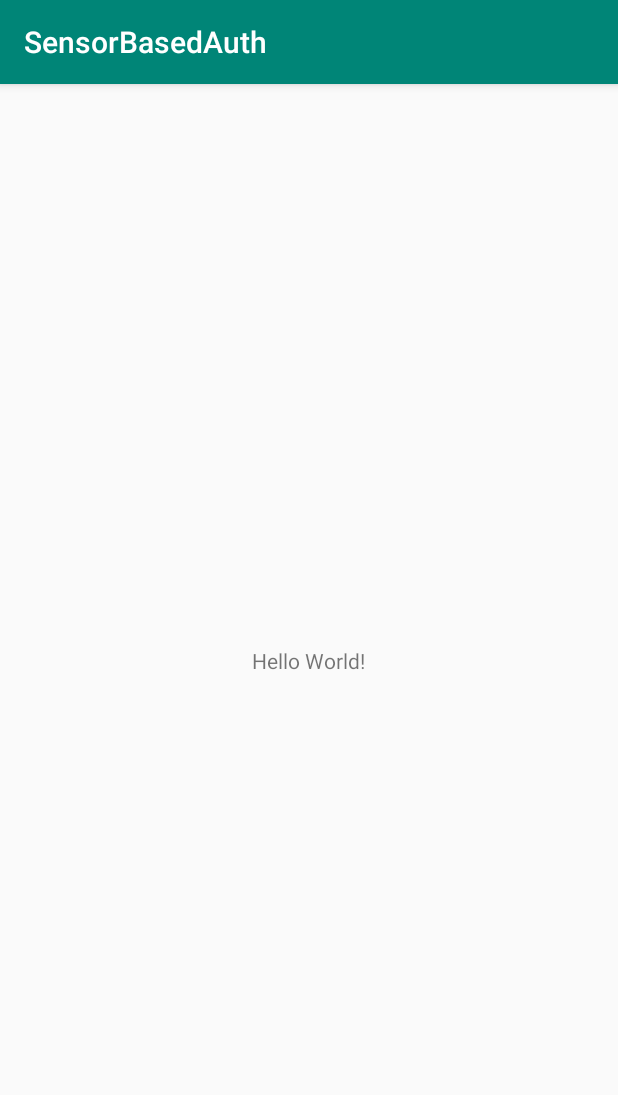
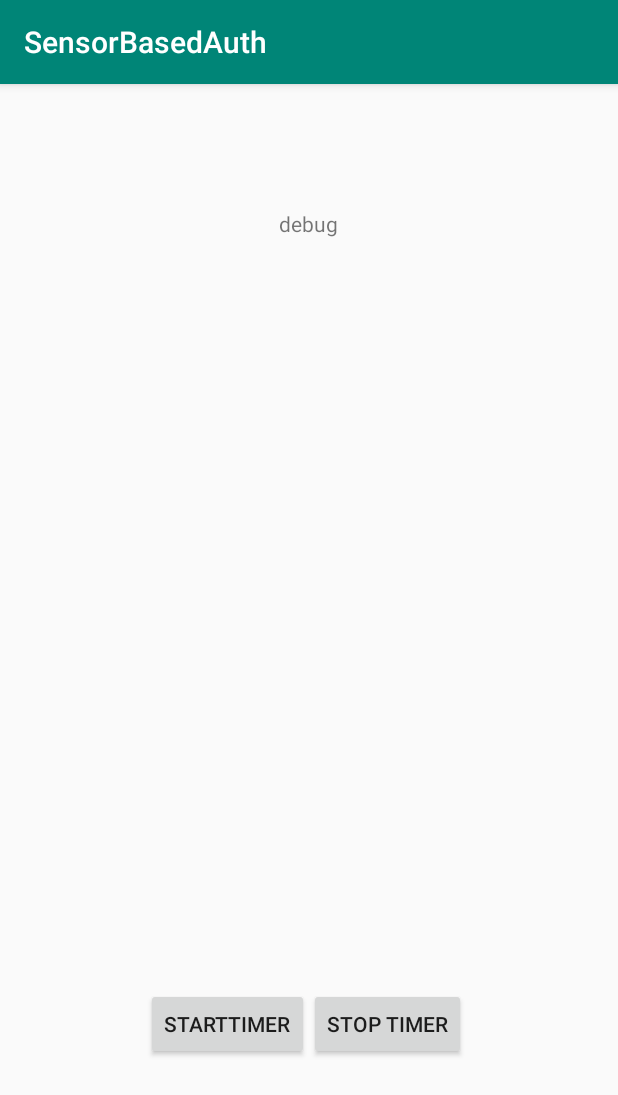
Before and after one commit to KarimM7mad/SensorBasedAuth, an Android app: the screen it shows after launch (MainActivity), on a phone screen of 412 x 824 dp. Shown: the top 1095 px of the screen. Run offline under Robolectric (Android 15) with nearby library versions, the phone set to English and light mode, and no system bars.

Commit message:
main process done

```diff
--- a/app/src/main/java/com/example/karimm7mad/sensorbasedauth/MainActivity.java
+++ b/app/src/main/java/com/example/karimm7mad/sensorbasedauth/MainActivity.java
@@ -1,55 +1,118 @@
 package com.example.karimm7mad.sensorbasedauth;
 
 import android.content.Context;
+import android.content.pm.ActivityInfo;
 import android.hardware.Sensor;
 import android.hardware.SensorEvent;
 import android.hardware.SensorEventListener;
 import android.hardware.SensorManager;
+import android.os.CountDownTimer;
 import android.support.v7.app.AppCompatActivity;
 import android.os.Bundle;
 import android.util.Log;
+import android.view.View;
+import android.widget.Button;
 import android.widget.TextView;
-import android.widget.Toast;
-
-import java.util.List;
 
 public class MainActivity extends AppCompatActivity implements SensorEventListener {
 
 
-    public TextView msgTxt,debugTxt;
+    public TextView msgTxt, debugTxt, sensorReadingTxt;
+    public Button startTimerBtn, stopTimerBtn;
+    public CountDownTimer downTimer;
     private SensorManager sensMan;
     private Sensor linSensor;
+    public int numOfShakesInInterval;
+
+    public final float minThresholdX = 20;
+    public final float minThresholdY = 20;
+
+    public final float maxThresholdX = 50;
+    public final float maxThresholdY = 30;
+
+    //data for sensor changes
+    public float diffX = 0;
+    public float diffY = 0;
+    public long prevTimeStamp;
+
+    public float prevX = 0;
+    public float prevY = 0;
+
+
+
+    // variables for shake detection
+    private static final float SHAKE_THRESHOLD = 3.25f; // m/S**2
+    private static final int MIN_TIME_BETWEEN_SHAKES_MILLISECS = 600;
+    private long mLastShakeTime;
+
 
     @Override
     protected void onCreate(Bundle savedInstanceState) {
         super.onCreate(savedInstanceState);
         setContentView(R.layout.activity_main);
+        setRequestedOrientation(ActivityInfo.SCREEN_ORIENTATION_PORTRAIT);
+        //txt Viewers
+        this.msgTxt = findViewById(R.id.msgTxt);
+        this.debugTxt = findViewById(R.id.debugTxt);
+        this.sensorReadingTxt = findViewById(R.id.sensorReadings);
+        this.numOfShakesInInterval = 0;
+        //sensor itself
+        this.sensMan = (SensorManager) getSystemService(Context.SENSOR_SERVICE);
+        this.linSensor = sensMan.getDefaultSensor(Sensor.TYPE_ACCELEROMETER);
+        //create Timer Object
+        this.createTimeer();
+        //startTimerbtn
+        this.startTimerBtn = findViewById(R.id.startTimerbtn);
+        this.startTimerBtn.setOnClickListener(new View.OnClickListener() {
+            @Override
+            public void onClick(View v) {
+                msgTxt.setText("");
+                downTimer.start();
+                Log.d("asdasd", "debugyAna: Timer Started");
+            }
+        });
+        //stopTimerbtn
+        this.stopTimerBtn = findViewById(R.id.stopTimerbtn);
+        this.stopTimerBtn.setOnClickListener(new View.OnClickListener() {
+            @Override
+            public void onClick(View v) {
+                Log.d("asdasd", "debugyAna: Timer Stopped");
+                downTimer.cancel();
+            }
+        });
 
-        this.msgTxt = findViewById(R.id.msgTxt);
-        this.debugTxt= findViewById(R.id.debugTxt);
-
-        this.sensMan = (SensorManager)getSystemService(Context.SENSOR_SERVICE);
-        this.linSensor = sensMan.getDefaultSensor(Sensor.TYPE_LINEAR_ACCELERATION);
-
-        Toast.makeText(this.getBaseContext(), this.linSensor.getName(), Toast.LENGTH_SHORT).show();
-        Toast.makeText(this.getBaseContext(), this.linSensor.getMinDelay()+"", Toast.LENGTH_SHORT).show();
+    }
 
 
+    public void createTimeer() {
+        msgTxt.setText("");
+        this.downTimer = new CountDownTimer(10000, 3000) {
+            @Override
+            public void onTick(long millisUntilFinished) {
+                Log.d("asdasd", "debugyAna: Seconds Remaining->" + (millisUntilFinished / 1000));
+//                Log.d("asdasd", "debugyAna: NumOfShakes->" + numOfShakesInInterval);
 
-        List<Sensor> deviceSensors = this.sensMan.getSensorList(Sensor.TYPE_ALL);
+                msgTxt.append(numOfShakesInInterval+"-");
 
-        this.debugTxt.setText("");
-        for (Sensor s:deviceSensors){
-            this.debugTxt.append(""+s.getName()+"\n");
-        }
+                numOfShakesInInterval = 0;
+            }
+
+            @Override
+            public void onFinish() {
+                Log.d("asdasd", "debugyAna: Timer is Finished");
 
 
+                msgTxt.append(numOfShakesInInterval+"-");
+
+                numOfShakesInInterval = 0;
+            }
+        };
     }
 
     @Override
     protected void onResume() {
         super.onResume();
-        this.sensMan.registerListener(this,linSensor,SensorManager.SENSOR_DELAY_NORMAL);
+        this.sensMan.registerListener(this, linSensor, SensorManager.SENSOR_DELAY_UI);
     }
 
     @Override
@@ -60,13 +123,50 @@ public class MainActivity extends AppCompatActivity implements SensorEventListen
 
     @Override
     public void onSensorChanged(SensorEvent event) {
+//        if (event.sensor.getType() != Sensor.TYPE_LINEAR_ACCELERATION)
+//            return;
+//
+//        if((event.timestamp - prevTimeStamp) < 100)
+//            return;
+//
+//
+////        Log.d("asdasd", "debugyAna:: x=" + event.values[0] + " y=" + event.values[1] + " z=" + event.values[2]);
+//        sensorReadingTxt.setText("x=" + event.values[0] + " y=" + event.values[1] + " z=" + event.values[2]);
+//        diffX = Math.abs(event.values[0] - prevX);
+//        diffY = Math.abs(event.values[1] - prevY);
+//        debugTxt.setText("x=" + diffX + " y=" + diffY);
+//        if (diffX >= minThresholdX &&
+//                diffX <= maxThresholdX &&
+//                diffY >= minThresholdY &&
+//                diffY <= maxThresholdY) {
+//            numOfShakesInInterval += 1;
+//            Log.d("asdasd", "debugyAna:: x=" + diffX + " y=" + diffY);
+//            Log.d("asdasd", "debugyAna: shakes:"+numOfShakesInInterval);
+//        }
+//        this.prevX = event.values[0];
+//        this.prevY = event.values[1];
+//        this.prevTimeStamp = event.timestamp;
 
-        if (event.sensor.getType() != Sensor.TYPE_LINEAR_ACCELERATION)
-            return;
 
-        Log.d("asdasd", "onSensorChanged: x="+event.values[0]+" y="+event.values[1]+" z="+event.values[2]);
-//        msgTxt.setText("x="+event.values[0]+" y="+event.values[1]+" z="+event.values[2]);
-        msgTxt.setText("x="+event.values[0]+" y="+event.values[1]+" z="+event.values[2]);
+        if (event.sensor.getType() == Sensor.TYPE_ACCELEROMETER) {
+            long curTime = System.currentTimeMillis();
+            if ((curTime - mLastShakeTime) > MIN_TIME_BETWEEN_SHAKES_MILLISECS) {
+
+                float x = event.values[0];
+                float y = event.values[1];
+                float z = event.values[2];
+
+                double acceleration = Math.sqrt(Math.pow(x, 2) +Math.pow(y, 2) +Math.pow(z, 2)) - SensorManager.GRAVITY_EARTH;
+//                Log.d("asdasd", "Acceleration is " + acceleration + "m/s^2");
+
+                if (acceleration > SHAKE_THRESHOLD) {
+                    mLastShakeTime = curTime;
+                    numOfShakesInInterval++;
+                    Log.d("asdasd", "Shake, Rattle, and Roll");
+                }
+            }
+        }
+
 
     }
 
--- a/app/src/main/res/layout/activity_main.xml
+++ b/app/src/main/res/layout/activity_main.xml
@@ -29,4 +29,30 @@
         tools:layout_editor_absoluteX="173dp"
         tools:layout_editor_absoluteY="246dp" />
 
+    <TextView
+        android:id="@+id/sensorReadings"
+        android:layout_width="wrap_content"
+        android:layout_height="wrap_content"
+        android:layout_alignParentBottom="true"
+        android:layout_centerHorizontal="true"
+        android:layout_marginBottom="27dp" />
+
+    <Button
+        android:id="@+id/startTimerbtn"
+        android:layout_width="wrap_content"
+        android:layout_height="wrap_content"
+        android:layout_alignParentBottom="true"
+        android:layout_marginBottom="117dp"
+        android:layout_toStartOf="@+id/msgTxt"
+        android:text="startTimer" />
+
+    <Button
+        android:id="@+id/stopTimerbtn"
+        android:layout_width="wrap_content"
+        android:layout_height="wrap_content"
+        android:layout_alignTop="@+id/startTimerbtn"
+        android:layout_toEndOf="@+id/msgTxt"
+        android:text="Stop Timer" />
+
+
 </RelativeLayout>
```
